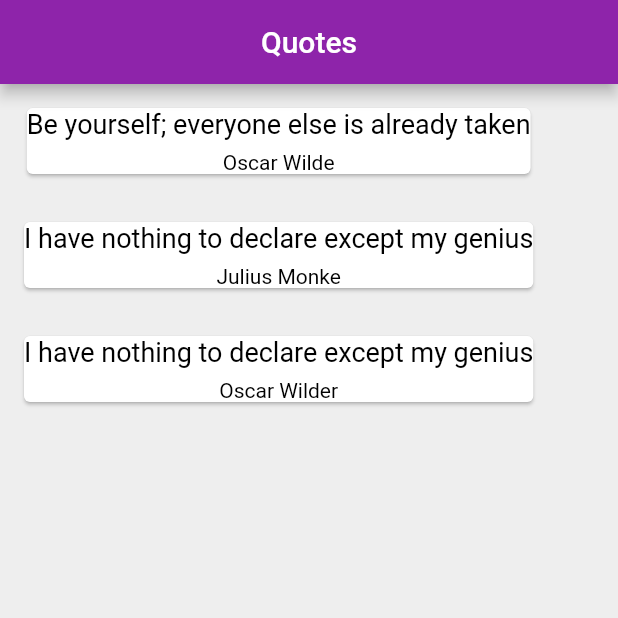
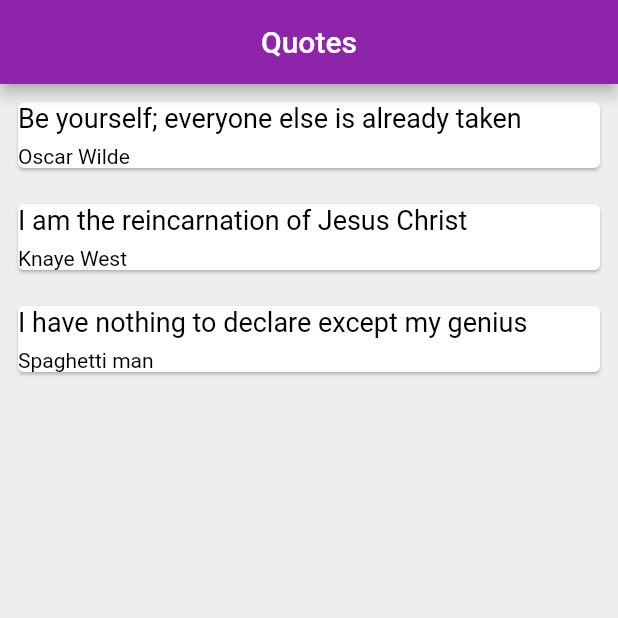
Before and after one commit to adrian-szwejk/list_ap, a Flutter app: the screen it shows after launch, on a phone screen of 412 x 824 dp, the top half of it. Run offline on Flutter 3.47's test engine with Material 2 defaults, Android fonts, the phone set to English and light mode, and no system bars.

Commit message:
stretched cards to better fit text

```diff
--- a/lib/main.dart
+++ b/lib/main.dart
@@ -21,18 +21,19 @@ class _QuoteListState extends State<QuoteList> {
       text: "Be yourself; everyone else is already taken",
     ),
     Quote(
-      author: "Julius Monke",
-      text: "I have nothing to declare except my genius",
+      author: "Knaye West",
+      text: "I am the reincarnation of Jesus Christ",
     ),
     Quote(
-      author: "Oscar Wilder",
+      author: "Spaghetti man",
       text: "I have nothing to declare except my genius",
     ),
   ];
   Widget quoteTemplate(quote) {
     return Card(
-      margin: const EdgeInsets.fromLTRB(16.0, 16.0, 16.0, 16.0),
+      margin: const EdgeInsets.all(12.0),
       child: Column(
+        crossAxisAlignment: CrossAxisAlignment.stretch,
         children: <Widget>[
           Text(
             quote.text,
```
